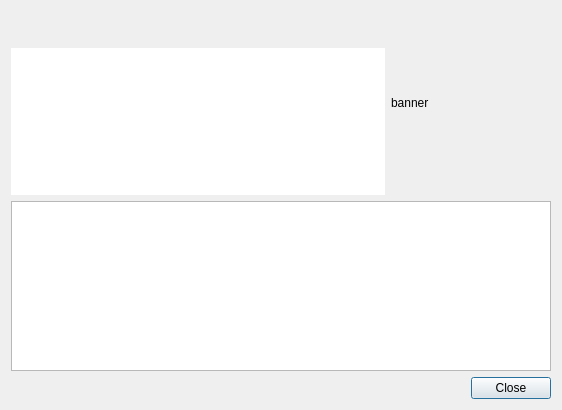
ThomasBrixLarsen/serieswatcher, file src/episodedialog.ui: the form before one commit.
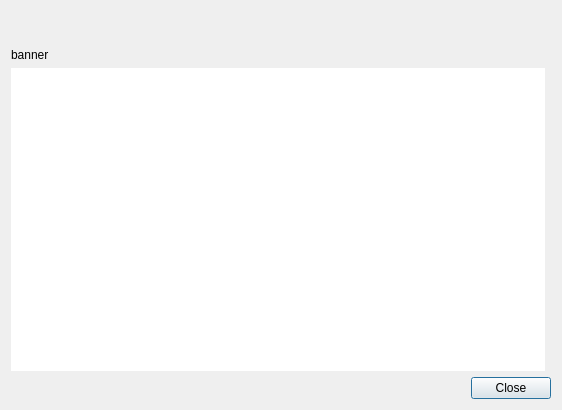
The form after the commit.

Commit message: dialogs: better episode and show dialogs

```diff
--- a/src/episodedialog.ui
+++ b/src/episodedialog.ui
@@ -28,44 +28,6 @@
      </property>
     </widget>
    </item>
-   <item row="2" column="0" colspan="2">
-    <widget class="QTreeWidget" name="treeWidget">
-     <property name="sizePolicy">
-      <sizepolicy hsizetype="Minimum" vsizetype="Minimum">
-       <horstretch>0</horstretch>
-       <verstretch>0</verstretch>
-      </sizepolicy>
-     </property>
-     <property name="minimumSize">
-      <size>
-       <width>0</width>
-       <height>170</height>
-      </size>
-     </property>
-     <property name="alternatingRowColors">
-      <bool>true</bool>
-     </property>
-     <property name="rootIsDecorated">
-      <bool>false</bool>
-     </property>
-     <attribute name="headerVisible">
-      <bool>false</bool>
-     </attribute>
-     <attribute name="headerVisible">
-      <bool>false</bool>
-     </attribute>
-     <column>
-      <property name="text">
-       <string>Key</string>
-      </property>
-     </column>
-     <column>
-      <property name="text">
-       <string>Value</string>
-      </property>
-     </column>
-    </widget>
-   </item>
    <item row="3" column="0" colspan="2">
     <widget class="QDialogButtonBox" name="buttonBox">
      <property name="orientation">
@@ -76,32 +38,7 @@
      </property>
     </widget>
    </item>
-   <item row="0" column="1" rowspan="2">
-    <widget class="QLabel" name="bannerLabel">
-     <property name="sizePolicy">
-      <sizepolicy hsizetype="Fixed" vsizetype="Fixed">
-       <horstretch>0</horstretch>
-       <verstretch>0</verstretch>
-      </sizepolicy>
-     </property>
-     <property name="minimumSize">
-      <size>
-       <width>160</width>
-       <height>160</height>
-      </size>
-     </property>
-     <property name="baseSize">
-      <size>
-       <width>0</width>
-       <height>0</height>
-      </size>
-     </property>
-     <property name="text">
-      <string>banner</string>
-     </property>
-    </widget>
-   </item>
-   <item row="1" column="0">
+   <item row="2" column="0">
     <widget class="QTextEdit" name="overviewEdit">
      <property name="frameShape">
       <enum>QFrame::NoFrame</enum>
@@ -111,6 +48,13 @@
      </property>
     </widget>
    </item>
+   <item row="1" column="0">
+    <widget class="QLabel" name="bannerLabel">
+     <property name="text">
+      <string>banner</string>
+     </property>
+    </widget>
+   </item>
   </layout>
  </widget>
  <resources/>
```
The commit also changes 4 other files.
